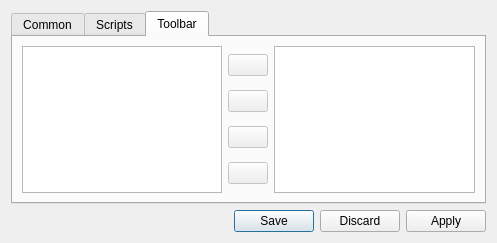
First picture: the form in configdialog.ui, repository proton/zNotes, before the edit.
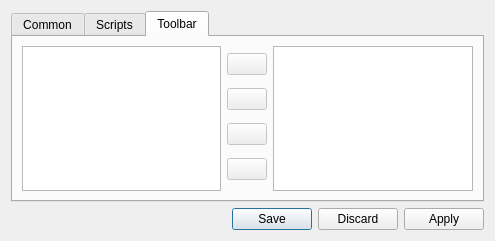
Second picture: the form after the edit. Icons and pictures are not drawn.

Commit message: toolbar's configuration work!

What changed in the file:
```diff
--- a/configdialog.ui
+++ b/configdialog.ui
@@ -6,8 +6,8 @@
    <rect>
     <x>0</x>
     <y>0</y>
-    <width>497</width>
-    <height>243</height>
+    <width>495</width>
+    <height>241</height>
    </rect>
   </property>
   <property name="windowTitle">
```
The commit also changes 4 other files.
